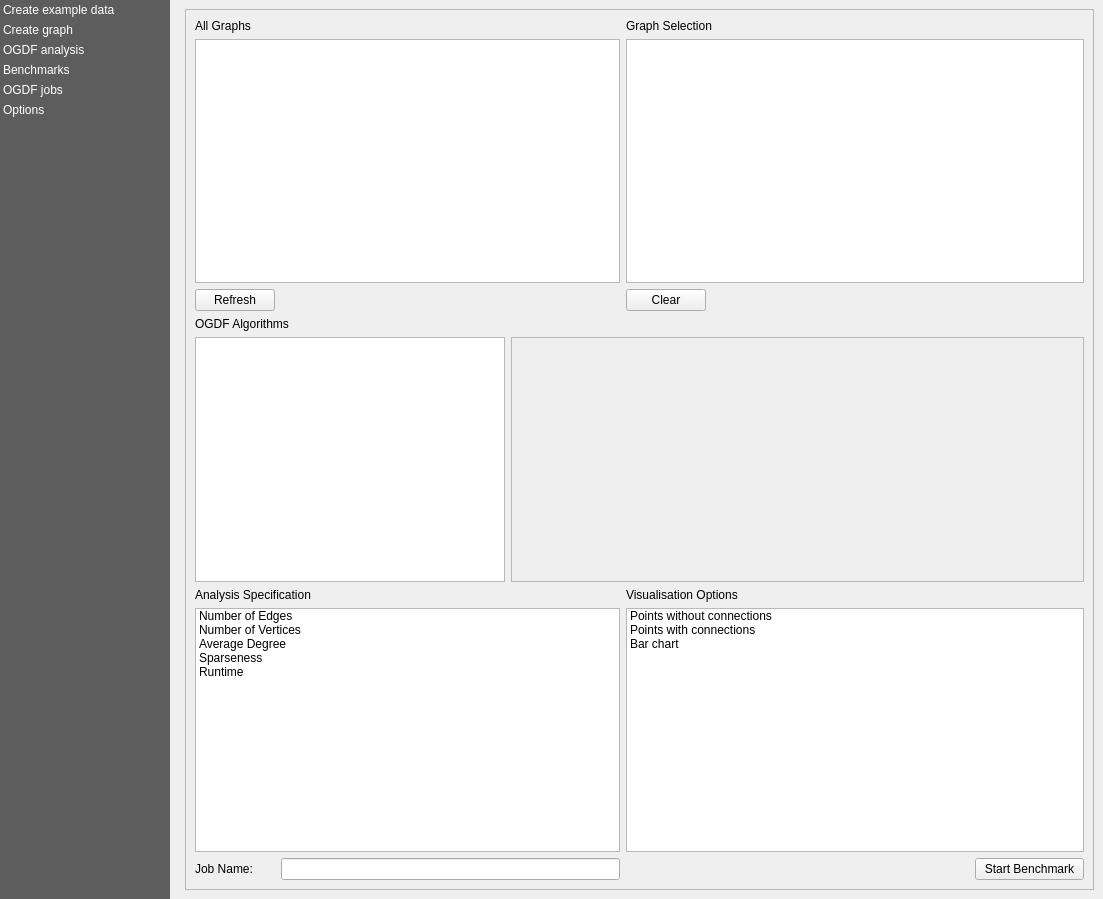
Before: the Qt Designer form views/PluginDialog.ui in S-P-A-N-N-E-R-S/Frontend, drawn with Qt 5.
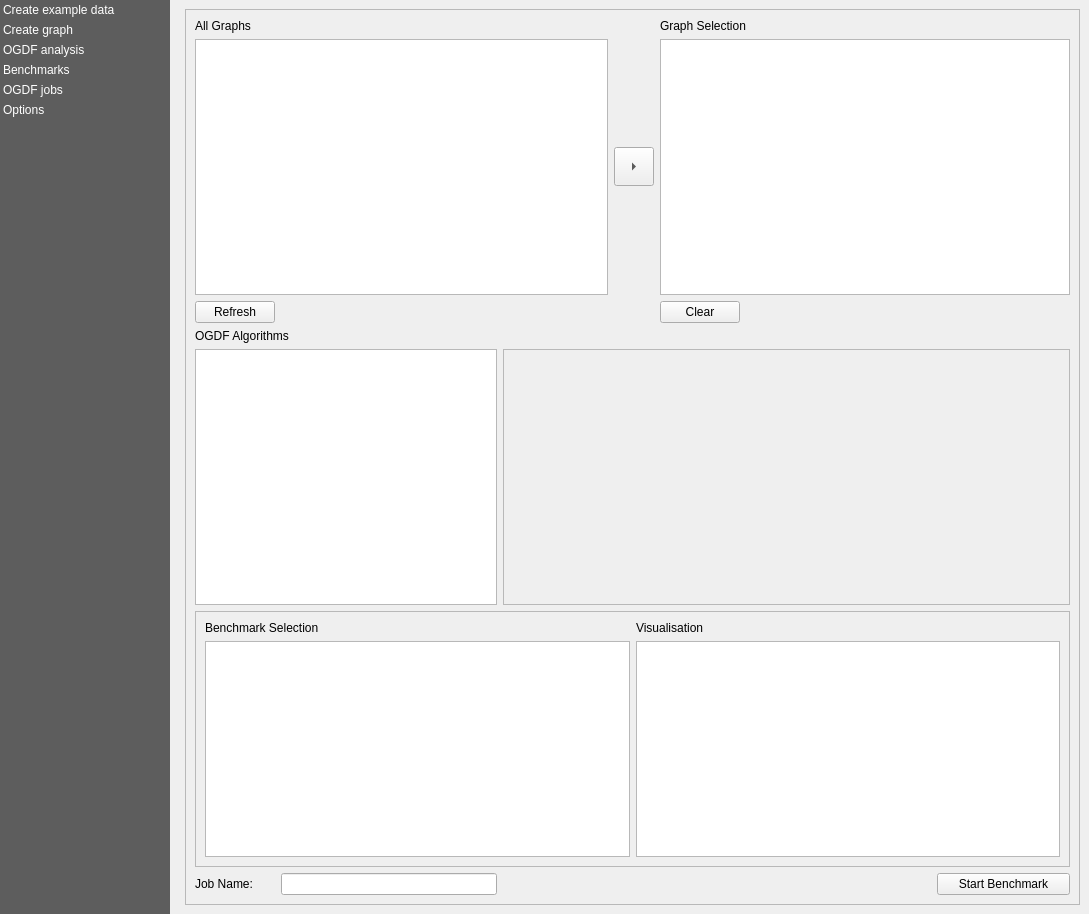
After: the same form once the commit is applied. Custom widgets are drawn as their Qt base class.

Patch:
```diff
--- a/views/PluginDialog.ui
+++ b/views/PluginDialog.ui
@@ -9,8 +9,8 @@
    <rect>
     <x>0</x>
     <y>0</y>
-    <width>1103</width>
-    <height>899</height>
+    <width>1089</width>
+    <height>914</height>
    </rect>
   </property>
   <property name="windowTitle">
@@ -145,8 +145,8 @@
           <rect>
            <x>0</x>
            <y>0</y>
-           <width>907</width>
-           <height>879</height>
+           <width>893</width>
+           <height>894</height>
           </rect>
          </property>
          <property name="minimumSize">
@@ -1418,19 +1418,12 @@
             </widget>
             <widget class="QWidget" name="benchmarks">
              <property name="sizePolicy">
-              <sizepolicy hsizetype="Fixed" vsizetype="Fixed">
+              <sizepolicy hsizetype="Expanding" vsizetype="Expanding">
                <horstretch>0</horstretch>
                <verstretch>0</verstretch>
               </sizepolicy>
              </property>
              <layout class="QGridLayout" name="gridLayout">
-              <item row="7" column="7">
-               <widget class="QPushButton" name="start_benchmark">
-                <property name="text">
-                 <string>Start Benchmark</string>
-                </property>
-               </widget>
-              </item>
               <item row="0" column="0">
                <widget class="QLabel" name="label">
                 <property name="text">
@@ -1438,14 +1431,103 @@
                 </property>
                </widget>
               </item>
-              <item row="7" column="0">
-               <widget class="QLabel" name="label_6">
+              <item row="3" column="0" colspan="6">
+               <widget class="QLabel" name="label_3">
                 <property name="text">
-                 <string>Job Name:</string>
+                 <string>OGDF Algorithms</string>
                 </property>
                </widget>
               </item>
-              <item row="1" column="4" colspan="4">
+              <item row="5" column="0" colspan="8">
+               <widget class="QScrollArea" name="analysis_area">
+                <property name="frameShape">
+                 <enum>QFrame::StyledPanel</enum>
+                </property>
+                <property name="verticalScrollBarPolicy">
+                 <enum>Qt::ScrollBarAsNeeded</enum>
+                </property>
+                <property name="horizontalScrollBarPolicy">
+                 <enum>Qt::ScrollBarAsNeeded</enum>
+                </property>
+                <property name="sizeAdjustPolicy">
+                 <enum>QAbstractScrollArea::AdjustIgnored</enum>
+                </property>
+                <property name="widgetResizable">
+                 <bool>true</bool>
+                </property>
+                <widget class="QWidget" name="analysis_visualisation">
+                 <property name="geometry">
+                  <rect>
+                   <x>0</x>
+                   <y>0</y>
+                   <width>873</width>
+                   <height>250</height>
+                  </rect>
+                 </property>
+                 <layout class="QGridLayout" name="gridLayout_2">
+                  <item row="1" column="0">
+                   <widget class="QListWidget" name="benchmark_selection_1">
+                    <property name="sizePolicy">
+                     <sizepolicy hsizetype="Preferred" vsizetype="Preferred">
+                      <horstretch>0</horstretch>
+                      <verstretch>0</verstretch>
+                     </sizepolicy>
+                    </property>
+                    <property name="minimumSize">
+                     <size>
+                      <width>380</width>
+                      <height>192</height>
+                     </size>
+                    </property>
+                   </widget>
+                  </item>
+                  <item row="0" column="1">
+                   <widget class="QLabel" name="label_5">
+                    <property name="sizePolicy">
+                     <sizepolicy hsizetype="Preferred" vsizetype="Fixed">
+                      <horstretch>0</horstretch>
+                      <verstretch>0</verstretch>
+                     </sizepolicy>
+                    </property>
+                    <property name="text">
+                     <string>Visualisation</string>
+                    </property>
+                   </widget>
+                  </item>
+                  <item row="1" column="1">
+                   <widget class="QListWidget" name="visualisation_1">
+                    <property name="sizePolicy">
+                     <sizepolicy hsizetype="Preferred" vsizetype="Preferred">
+                      <horstretch>0</horstretch>
+                      <verstretch>0</verstretch>
+                     </sizepolicy>
+                    </property>
+                    <property name="minimumSize">
+                     <size>
+                      <width>380</width>
+                      <height>192</height>
+                     </size>
+                    </property>
+                   </widget>
+                  </item>
+                  <item row="0" column="0">
+                   <widget class="QLabel" name="label_4">
+                    <property name="sizePolicy">
+                     <sizepolicy hsizetype="Preferred" vsizetype="Fixed">
+                      <horstretch>0</horstretch>
+                      <verstretch>0</verstretch>
+                     </sizepolicy>
+                    </property>
+                    <property name="text">
+                     <string>Benchmark Selection</string>
+                    </property>
+                   </widget>
+                  </item>
+                 </layout>
+                </widget>
+               </widget>
+              </item>
+              <item row="1" column="5" colspan="3">
                <widget class="QListWidget" name="graph_selection">
                 <property name="sizePolicy">
                  <sizepolicy hsizetype="Expanding" vsizetype="Expanding">
@@ -1453,6 +1535,12 @@
                   <verstretch>0</verstretch>
                  </sizepolicy>
                 </property>
+                <property name="minimumSize">
+                 <size>
+                  <width>410</width>
+                  <height>0</height>
+                 </size>
+                </property>
                 <property name="dragDropMode">
                  <enum>QAbstractItemView::DropOnly</enum>
                 </property>
@@ -1461,10 +1549,47 @@
                 </property>
                </widget>
               </item>
-              <item row="5" column="4">
-               <widget class="QLabel" name="label_5">
+              <item row="4" column="3" colspan="5">
+               <widget class="QScrollArea" name="ogdf_parameters_area">
+                <property name="sizePolicy">
+                 <sizepolicy hsizetype="Expanding" vsizetype="Expanding">
+                  <horstretch>0</horstretch>
+                  <verstretch>0</verstretch>
+                 </sizepolicy>
+                </property>
+                <property name="font">
+                 <font>
+                  <pointsize>11</pointsize>
+                 </font>
+                </property>
+                <property name="frameShape">
+                 <enum>QFrame::StyledPanel</enum>
+                </property>
+                <property name="widgetResizable">
+                 <bool>true</bool>
+                </property>
+                <widget class="QWidget" name="ogdf_parameters">
+                 <property name="geometry">
+                  <rect>
+                   <x>0</x>
+                   <y>0</y>
+                   <width>565</width>
+                   <height>250</height>
+                  </rect>
+                 </property>
+                </widget>
+               </widget>
+              </item>
+              <item row="2" column="5" colspan="2">
+               <widget class="QPushButton" name="clear_graph_selection">
+                <property name="sizePolicy">
+                 <sizepolicy hsizetype="Fixed" vsizetype="Fixed">
+                  <horstretch>0</horstretch>
+                  <verstretch>0</verstretch>
+                 </sizepolicy>
+                </property>
                 <property name="text">
-                 <string>Visualisation Options</string>
+                 <string>Clear</string>
                 </property>
                </widget>
               </item>
@@ -1475,27 +1600,7 @@
                 </property>
                </widget>
               </item>
-              <item row="5" column="0" colspan="4">
-               <widget class="QLabel" name="label_4">
-                <property name="text">
-                 <string>Analysis Specification</string>
-                </property>
-               </widget>
-              </item>
-              <item row="2" column="4" colspan="2">
-               <widget class="QPushButton" name="clear_graph_selection">
-                <property name="sizePolicy">
-                 <sizepolicy hsizetype="Fixed" vsizetype="Fixed">
-                  <horstretch>0</horstretch>
-                  <verstretch>0</verstretch>
-                 </sizepolicy>
-                </property>
-                <property name="text">
-                 <string>Clear</string>
-                </property>
-               </widget>
-              </item>
-              <item row="0" column="4" colspan="2">
+              <item row="0" column="5" colspan="2">
                <widget class="QLabel" name="label_2">
                 <property name="sizePolicy">
                  <sizepolicy hsizetype="Fixed" vsizetype="Fixed">
@@ -1508,57 +1613,10 @@
                 </property>
                </widget>
               </item>
-              <item row="3" column="0" colspan="5">
-               <widget class="QLabel" name="label_3">
+              <item row="6" column="0">
+               <widget class="QLabel" name="label_6">
                 <property name="text">
-                 <string>OGDF Algorithms</string>
-                </property>
-               </widget>
-              </item>
-              <item row="6" column="4" colspan="4">
-               <widget class="QListWidget" name="visualisation_options">
-                <property name="sizePolicy">
-                 <sizepolicy hsizetype="Expanding" vsizetype="Expanding">
-                  <horstretch>0</horstretch>
-                  <verstretch>0</verstretch>
-                 </sizepolicy>
-                </property>
-                <item>
-                 <property name="text">
-                  <string>Points without connections</string>
-                 </property>
-                 <property name="checkState">
-                  <enum>Unchecked</enum>
-                 </property>
-                </item>
-                <item>
-                 <property name="text">
-                  <string>Points with connections</string>
-                 </property>
-                 <property name="checkState">
-                  <enum>Unchecked</enum>
-                 </property>
-                </item>
-                <item>
-                 <property name="text">
-                  <string>Bar chart</string>
-                 </property>
-                 <property name="checkState">
-                  <enum>Unchecked</enum>
-                 </property>
-                </item>
-               </widget>
-              </item>
-              <item row="7" column="1" colspan="3">
-               <widget class="QLineEdit" name="lineEdit">
-                <property name="sizePolicy">
-                 <sizepolicy hsizetype="Preferred" vsizetype="Preferred">
-                  <horstretch>0</horstretch>
-                  <verstretch>0</verstretch>
-                 </sizepolicy>
-                </property>
-                <property name="text">
-                 <string/>
+                 <string>Job Name:</string>
                 </property>
                </widget>
               </item>
@@ -1575,55 +1633,53 @@
                 </property>
                </widget>
               </item>
-              <item row="6" column="0" colspan="4">
-               <widget class="QListWidget" name="analysis_specification">
-                <item>
-                 <property name="text">
-                  <string>Number of Edges</string>
-                 </property>
-                 <property name="checkState">
-                  <enum>Unchecked</enum>
-                 </property>
-                 <property name="flags">
-                  <set>ItemIsSelectable|ItemIsEditable|ItemIsDragEnabled|ItemIsUserCheckable|ItemIsEnabled</set>
-                 </property>
-                </item>
-                <item>
-                 <property name="text">
-                  <string>Number of Vertices</string>
-                 </property>
-                 <property name="checkState">
-                  <enum>Unchecked</enum>
-                 </property>
-                </item>
-                <item>
-                 <property name="text">
-                  <string>Average Degree</string>
-                 </property>
-                 <property name="checkState">
-                  <enum>Unchecked</enum>
-                 </property>
-                </item>
-                <item>
-                 <property name="text">
-                  <string>Sparseness</string>
-                 </property>
-                 <property name="checkState">
-                  <enum>Unchecked</enum>
-                 </property>
-                </item>
-                <item>
-                 <property name="text">
-                  <string>Runtime</string>
-                 </property>
-                 <property name="checkState">
-                  <enum>Unchecked</enum>
-                 </property>
-                </item>
+              <item row="6" column="7">
+               <widget class="QPushButton" name="start_benchmark">
+                <property name="text">
+                 <string>Start Benchmark</string>
+                </property>
+               </widget>
+              </item>
+              <item row="6" column="1" colspan="2">
+               <widget class="QLineEdit" name="lineEdit">
+                <property name="sizePolicy">
+                 <sizepolicy hsizetype="Preferred" vsizetype="Preferred">
+                  <horstretch>0</horstretch>
+                  <verstretch>0</verstretch>
+                 </sizepolicy>
+                </property>
+                <property name="text">
+                 <string/>
+                </property>
+               </widget>
+              </item>
+              <item row="1" column="4">
+               <widget class="QToolButton" name="add_all_graphs">
+                <property name="text">
+                 <string>...</string>
+                </property>
+                <property name="iconSize">
+                 <size>
+                  <width>32</width>
+                  <height>32</height>
+                 </size>
+                </property>
+                <property name="popupMode">
+                 <enum>QToolButton::InstantPopup</enum>
+                </property>
+                <property name="arrowType">
+                 <enum>Qt::RightArrow</enum>
+                </property>
                </widget>
               </item>
               <item row="1" column="0" colspan="4">
                <widget class="QListWidget" name="all_graphs">
+                <property name="sizePolicy">
+                 <sizepolicy hsizetype="Expanding" vsizetype="Expanding">
+                  <horstretch>0</horstretch>
+                  <verstretch>0</verstretch>
+                 </sizepolicy>
+                </property>
                 <property name="dragDropMode">
                  <enum>QAbstractItemView::DragOnly</enum>
                 </property>
@@ -1632,34 +1688,6 @@
                 </property>
                </widget>
               </item>
-              <item row="4" column="3" colspan="5">
-               <widget class="QScrollArea" name="ogdf_parameters_area">
-                <property name="sizePolicy">
-                 <sizepolicy hsizetype="Expanding" vsizetype="Expanding">
-                  <horstretch>0</horstretch>
-                  <verstretch>0</verstretch>
-                 </sizepolicy>
-                </property>
-                <property name="font">
-                 <font>
-                  <pointsize>11</pointsize>
-                 </font>
-                </property>
-                <property name="widgetResizable">
-                 <bool>true</bool>
-                </property>
-                <widget class="QWidget" name="ogdf_parameters">
-                 <property name="geometry">
-                  <rect>
-                   <x>0</x>
-                   <y>0</y>
-                   <width>589</width>
-                   <height>238</height>
-                  </rect>
-                 </property>
-                </widget>
-               </widget>
-              </item>
              </layout>
             </widget>
             <widget class="QWidget" name="ogdf_jobs">
```
Left out of the diff: 12 changed lines with no effect on the pictures.
